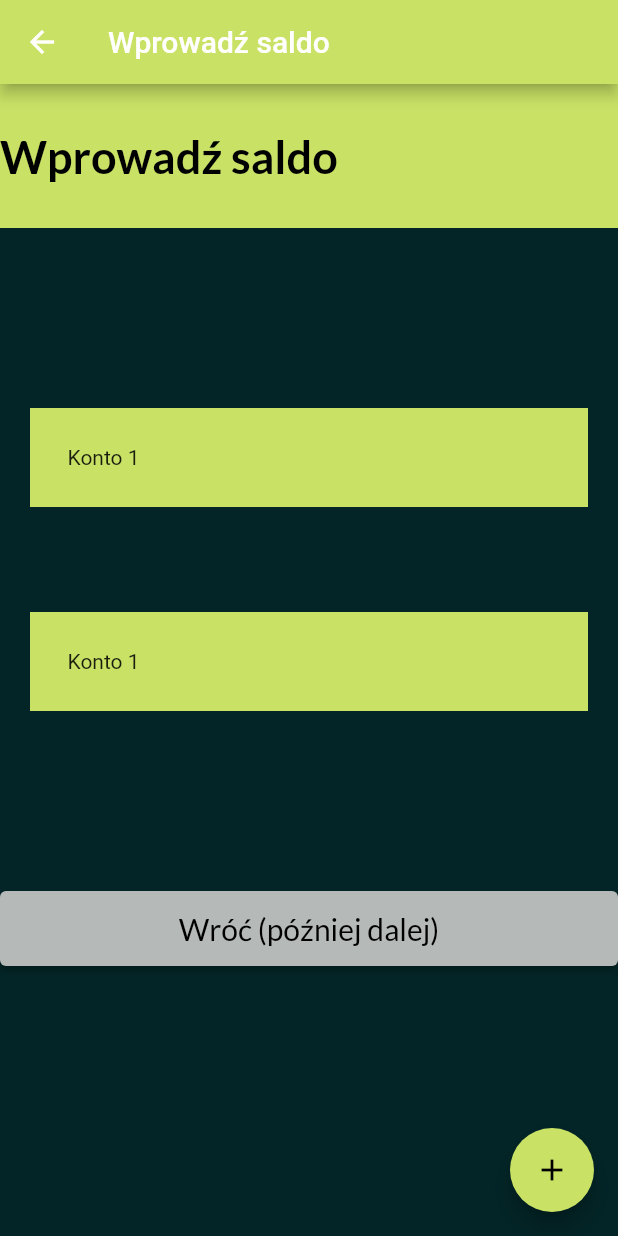
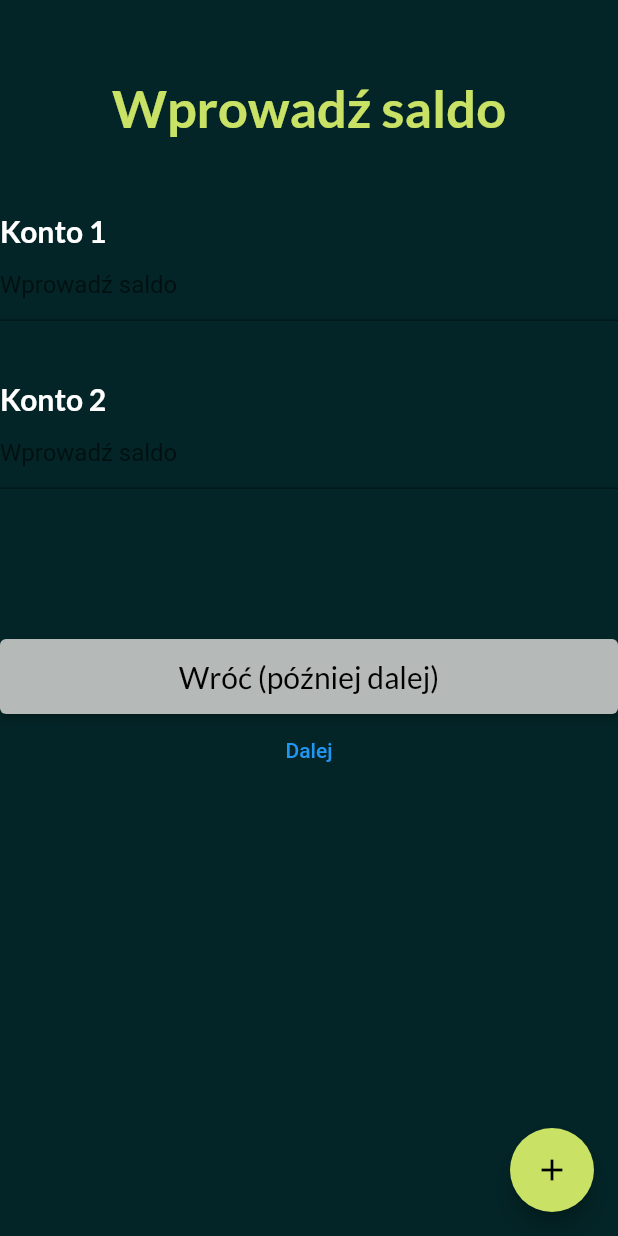
Before and after one commit to patrykstraczek/myfin, a Flutter app: the screen it shows after launch, after a tap on "Rozpocznij", on a phone screen of 412 x 824 dp. Run offline on Flutter 3.47's test engine with Material 2 defaults, Android fonts, the phone set to English and light mode, and no system bars; our stand-ins replace google_fonts.

Commit message:
organize files2

```diff
--- /dev/null
+++ b/lib/App/starting_page.dart
@@ -0,0 +1,92 @@
+import 'package:flutter/material.dart';
+import 'package:google_fonts/google_fonts.dart';
+import 'package:myfin/App/home_page.dart';
+
+class SecondPage extends StatelessWidget {
+  const SecondPage({
+    Key? key,
+  }) : super(key: key);
+
+  @override
+  Widget build(BuildContext context) {
+    return Scaffold(
+      backgroundColor: const Color.fromARGB(255, 3, 37, 39),
+      floatingActionButton: FloatingActionButton(
+        onPressed: () {},
+        child: const Icon(
+          Icons.add,
+          color: Colors.black,
+        ),
+        backgroundColor: const Color.fromARGB(255, 201, 226, 101),
+      ),
+      body: ListView(
+        children: [
+          Container(
+            padding: const EdgeInsets.fromLTRB(0, 50, 0, 50),
+            child: Text(
+              'Wprowadź saldo',
+              textAlign: TextAlign.center,
+              style: GoogleFonts.lato(
+                color: const Color.fromARGB(255, 201, 226, 101),
+                fontWeight: FontWeight.bold,
+                fontSize: 35,
+              ),
+            ),
+          ),
+          Container(
+            child: Text(
+              "Konto 1",
+              style: GoogleFonts.lato(
+                color: Colors.white,
+                fontWeight: FontWeight.bold,
+                fontSize: 20,
+              ),
+            ),
+          ),
+          const TextField(
+            decoration: InputDecoration(hintText: 'Wprowadź saldo'),
+          ),
+          const SizedBox(
+            height: (40),
+          ),
+          Container(
+            child: Text(
+              "Konto 2",
+              style: GoogleFonts.lato(
+                color: Colors.white,
+                fontWeight: FontWeight.bold,
+                fontSize: 20,
+              ),
+            ),
+          ),
+          const TextField(
+            decoration: InputDecoration(hintText: 'Wprowadź saldo'),
+          ),
+          const SizedBox(height: 100),
+          ElevatedButton(
+            onPressed: () {
+              Navigator.of(context).pop();
+            },
+            child: Text(
+              'Wróć (później dalej)',
+              style: GoogleFonts.lato(
+                color: Colors.black,
+                fontSize: 20,
+              ),
+            ),
+            style: ElevatedButton.styleFrom(
+              fixedSize: const Size(10, 50),
+              primary: const Color.fromARGB(255, 181, 185, 183),
+            ),
+          ),
+          TextButton(
+              onPressed: () {
+                Navigator.of(context)
+                    .push(MaterialPageRoute(builder: (_) => const HomePage()));
+              },
+              child: (const Text('Dalej')))
+        ],
+      ),
+    );
+  }
+}
--- /dev/null
+++ b/lib/App/welcome_page.dart
@@ -0,0 +1,52 @@
+import 'package:flutter/material.dart';
+import 'package:google_fonts/google_fonts.dart';
+import 'package:myfin/App/starting_page.dart';
+
+class FirstPage extends StatelessWidget {
+  const FirstPage({
+    Key? key,
+  }) : super(key: key);
+
+  @override
+  Widget build(BuildContext context) {
+    return Scaffold(
+      backgroundColor: const Color.fromARGB(255, 3, 37, 39),
+      body: Center(
+        child: Column(
+          mainAxisAlignment: MainAxisAlignment.center,
+          children: [
+            Text(
+              'MyFin - Moje Finanse',
+              style: GoogleFonts.lato(
+                color: const Color.fromARGB(255, 201, 226, 101),
+                fontWeight: FontWeight.bold,
+                fontSize: 35,
+              ),
+            ),
+            const SizedBox(height: 240),
+            ElevatedButton(
+              onPressed: () {
+                Navigator.of(context).push(
+                  MaterialPageRoute(
+                    builder: (_) => const SecondPage(),
+                  ),
+                );
+              },
+              child: Text(
+                'Rozpocznij',
+                style: GoogleFonts.lato(
+                  color: Colors.black,
+                  fontSize: 20,
+                ),
+              ),
+              style: ElevatedButton.styleFrom(
+                fixedSize: const Size(240, 60),
+                primary: const Color.fromARGB(255, 201, 226, 101),
+              ),
+            ),
+          ],
+        ),
+      ),
+    );
+  }
+}
--- a/lib/main.dart
+++ b/lib/main.dart
@@ -1,5 +1,7 @@
 import 'package:flutter/material.dart';
 import 'package:google_fonts/google_fonts.dart';
+import 'package:myfin/App/starting_page.dart';
+import 'package:myfin/App/welcome_page.dart';
 
 void main() {
   runApp(const MyApp());
@@ -19,124 +21,3 @@ class MyApp extends StatelessWidget {
     );
   }
 }
-
-class FirstPage extends StatelessWidget {
-  const FirstPage({
-    Key? key,
-  }) : super(key: key);
-
-  @override
-  Widget build(BuildContext context) {
-    return Scaffold(
-      backgroundColor: const Color.fromARGB(255, 3, 37, 39),
-      body: Center(
-        child: Column(
-          mainAxisAlignment: MainAxisAlignment.center,
-          children: [
-            Text(
-              'MyFin - Moje Finanse',
-              style: GoogleFonts.lato(
-                color: const Color.fromARGB(255, 201, 226, 101),
-                fontWeight: FontWeight.bold,
-                fontSize: 35,
-              ),
-            ),
-            const SizedBox(height: 240),
-            ElevatedButton(
-              onPressed: () {
-                Navigator.of(context).push(
-                  MaterialPageRoute(
-                    builder: (_) => const SecondPage(),
-                  ),
-                );
-              },
-              child: Text(
-                'Rozpocznij',
-                style: GoogleFonts.lato(
-                  color: Colors.black,
-                  fontSize: 20,
-                ),
-              ),
-              style: ElevatedButton.styleFrom(
-                fixedSize: const Size(240, 60),
-                primary: const Color.fromARGB(255, 201, 226, 101),
-              ),
-            ),
-          ],
-        ),
-      ),
-    );
-  }
-}
-
-class SecondPage extends StatelessWidget {
-  const SecondPage({
-    Key? key,
-  }) : super(key: key);
-
-  @override
-  Widget build(BuildContext context) {
-    return Scaffold(
-      backgroundColor: const Color.fromARGB(255, 3, 37, 39),
-      appBar: AppBar(
-        backgroundColor: const Color.fromARGB(255, 201, 226, 101),
-        title: const Text("Wprowadź saldo"),
-      ),
-      floatingActionButton: FloatingActionButton(
-        onPressed: () {},
-        child: const Icon(
-          Icons.add,
-          color: Colors.black,
-        ),
-        backgroundColor: const Color.fromARGB(255, 201, 226, 101),
-      ),
-      body: ListView(
-        children: [
-          Container(
-            color: const Color.fromARGB(255, 201, 226, 101),
-            padding: const EdgeInsets.fromLTRB(0, 30, 0, 30),
-            child: Text(
-              'Wprowadź saldo',
-              style: GoogleFonts.lato(
-                color: Colors.black,
-                fontWeight: FontWeight.bold,
-                fontSize: 30,
-              ),
-            ),
-          ),
-          const SizedBox(height: 100),
-          Container(
-            color: const Color.fromARGB(255, 201, 226, 101),
-            padding: const EdgeInsets.all(25),
-            margin: EdgeInsets.all(20),
-            child: const Text('Konto 1'),
-          ),
-          const SizedBox(height: 30),
-          Container(
-            color: const Color.fromARGB(255, 201, 226, 101),
-            padding: const EdgeInsets.all(25),
-            margin: EdgeInsets.all(20),
-            child: const Text('Konto 1'),
-          ),
-          const SizedBox(height: 100),
-          ElevatedButton(
-            onPressed: () {
-              Navigator.of(context).pop();
-            },
-            child: Text(
-              'Wróć (później dalej)',
-              style: GoogleFonts.lato(
-                color: Colors.black,
-                fontSize: 20,
-              ),
-            ),
-            style: ElevatedButton.styleFrom(
-              fixedSize: const Size(10, 50),
-              primary: const Color.fromARGB(255, 181, 185, 183),
-            ),
-          ),
-        ],
-      ),
-    );
-  }
-}
```
Also changed, not shown: lib/App/home_page.dart (added, +64 -0 lines), pubspec.lock, 1 other file.
